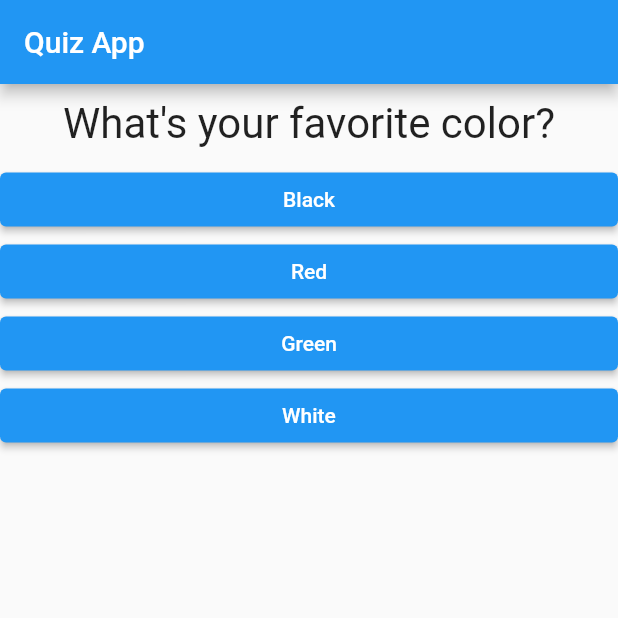
After one commit to aptx113/quiz_app, a Flutter app: the screen it shows after launch, on a phone screen of 412 x 824 dp, the top half of it. The commit adds this screen. Run offline on Flutter 3.47's test engine with Material 2 defaults, Android fonts, the phone set to English and light mode, and no system bars.

Commit message:
Extract Quiz logic and Result logic into widgets

```diff
--- a/lib/main.dart
+++ b/lib/main.dart
@@ -1,5 +1,7 @@
 import 'package:first_app/answer.dart';
 import 'package:first_app/question.dart';
+import 'package:first_app/quiz.dart';
+import 'package:first_app/result.dart';
 import 'package:flutter/material.dart';
 
 void main() => runApp(MyApp());
@@ -44,22 +46,11 @@ class _MyAppState extends State<MyApp> {
             title: Text('Quiz App'),
           ),
           body: _questionIndex < questions.length
-              ? Column(
-                  children: [
-                    Question(
-                        questionText: questions[_questionIndex]
-                            ['questionText']),
-                    ...(questions[_questionIndex]['answer'] as List<String>)
-                        .map((answer) => Answer(
-                              selectHandler: _answerQuestion,
-                              answerText: answer,
-                            ))
-                        .toList()
-                  ],
-                )
-              : Center(
-                  child: Text('Well done!'),
-                )),
+              ? Quiz(
+                  questions: questions,
+                  questionIndex: _questionIndex,
+                  answerQuestion: _answerQuestion)
+              : Result()),
     );
   }
 }
--- /dev/null
+++ b/lib/quiz.dart
@@ -0,0 +1,31 @@
+import 'package:flutter/material.dart';
+
+import 'answer.dart';
+import 'question.dart';
+
+class Quiz extends StatelessWidget {
+  const Quiz({
+    Key? key,
+    required this.questions,
+    required this.questionIndex,
+    required this.answerQuestion,
+  }) : super(key: key);
+  final List questions;
+  final int questionIndex;
+  final VoidCallback answerQuestion;
+
+  @override
+  Widget build(BuildContext context) {
+    return Column(
+      children: [
+        Question(questionText: questions[questionIndex]['questionText']),
+        ...(questions[questionIndex]['answer'] as List<String>)
+            .map((answer) => Answer(
+                  selectHandler: answerQuestion,
+                  answerText: answer,
+                ))
+            .toList()
+      ],
+    );
+  }
+}
```
Also changed, not shown: lib/result.dart (added, +12 -0 lines).
